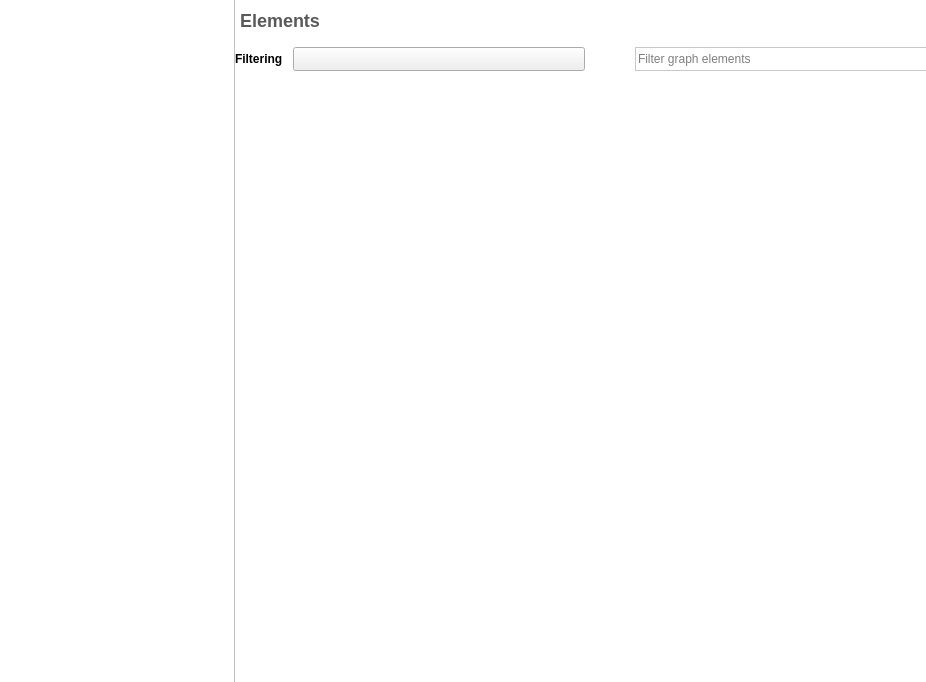
Above: plugins/view/tableview/TableView.ui from vadivelselvaraj/TulipGLImprovement before the change. Below: the same form after it.
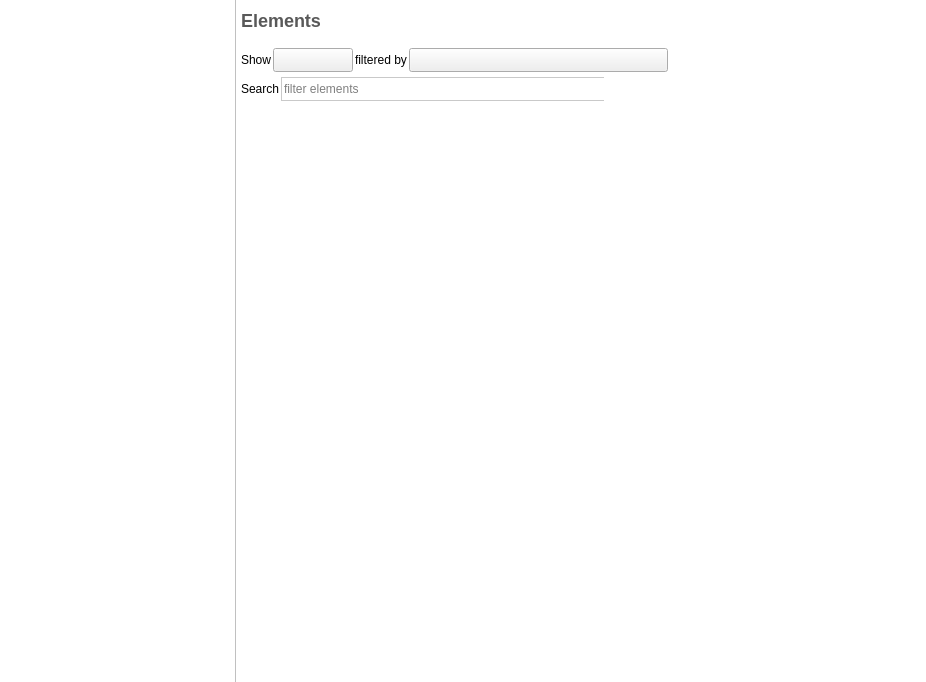
That is the form after the change. Icons and pictures are not drawn. Custom widgets are drawn as their Qt base class.

Commit message: TableView cleanup: move management of elts (nodes or edges) to display on "Elements" part

Patch:
```diff
--- a/plugins/view/tableview/TableView.ui
+++ b/plugins/view/tableview/TableView.ui
@@ -198,6 +198,62 @@
             </property>
            </widget>
           </item>
+          <item>
+           <layout class="QHBoxLayout" name="horizontalLayout_2">
+            <property name="spacing">
+             <number>2</number>
+            </property>
+            <property name="sizeConstraint">
+             <enum>QLayout::SetMinimumSize</enum>
+            </property>
+            <property name="leftMargin">
+             <number>0</number>
+            </property>
+            <property name="topMargin">
+             <number>0</number>
+            </property>
+            <item>
+             <widget class="QLabel" name="label_2">
+              <property name="text">
+               <string>Show</string>
+              </property>
+             </widget>
+            </item>
+            <item>
+             <widget class="QComboBox" name="eltTypeCombo"/>
+            </item>
+            <item>
+             <widget class="QLabel" name="filteringLabel">
+              <property name="text">
+               <string>filtered by</string>
+              </property>
+             </widget>
+            </item>
+            <item>
+             <widget class="QComboBox" name="filteringPropertyCombo">
+              <property name="sizePolicy">
+               <sizepolicy hsizetype="MinimumExpanding" vsizetype="Fixed">
+                <horstretch>0</horstretch>
+                <verstretch>0</verstretch>
+               </sizepolicy>
+              </property>
+             </widget>
+            </item>
+            <item>
+             <spacer name="horizontalSpacer_2">
+              <property name="orientation">
+               <enum>Qt::Horizontal</enum>
+              </property>
+              <property name="sizeHint" stdset="0">
+               <size>
+                <width>40</width>
+                <height>20</height>
+               </size>
+              </property>
+             </spacer>
+            </item>
+           </layout>
+          </item>
          </layout>
         </widget>
        </item>
@@ -210,7 +266,7 @@
          </property>
          <layout class="QVBoxLayout" name="verticalLayout_4">
           <property name="spacing">
-           <number>6</number>
+           <number>0</number>
           </property>
           <property name="margin">
            <number>0</number>
@@ -218,47 +274,18 @@
           <item>
            <layout class="QHBoxLayout" name="horizontalLayout">
             <property name="spacing">
-             <number>10</number>
+             <number>2</number>
+            </property>
+            <property name="leftMargin">
+             <number>5</number>
             </property>
             <item>
-             <widget class="QLabel" name="filteringLabel">
-              <property name="font">
-               <font>
-                <weight>75</weight>
-                <bold>true</bold>
-               </font>
-              </property>
+             <widget class="QLabel" name="label_3">
               <property name="text">
-               <string>Filtering</string>
+               <string>Search</string>
               </property>
              </widget>
             </item>
-            <item>
-             <widget class="QComboBox" name="filteringPropertyCombo">
-              <property name="sizePolicy">
-               <sizepolicy hsizetype="MinimumExpanding" vsizetype="Fixed">
-                <horstretch>0</horstretch>
-                <verstretch>0</verstretch>
-               </sizepolicy>
-              </property>
-             </widget>
-            </item>
-            <item>
-             <spacer name="horizontalSpacer">
-              <property name="orientation">
-               <enum>Qt::Horizontal</enum>
-              </property>
-              <property name="sizeType">
-               <enum>QSizePolicy::Fixed</enum>
-              </property>
-              <property name="sizeHint" stdset="0">
-               <size>
-                <width>40</width>
-                <height>0</height>
-               </size>
-              </property>
-             </spacer>
-            </item>
             <item>
              <widget class="ClearableLineEdit" name="filterEdit">
               <property name="minimumSize">
@@ -276,10 +303,26 @@
 border-left: 1px solid #C9C9C9;</string>
               </property>
               <property name="placeholderText">
-               <string>Filter graph elements</string>
+               <string>filter elements</string>
               </property>
              </widget>
             </item>
+            <item>
+             <spacer name="horizontalSpacer">
+              <property name="orientation">
+               <enum>Qt::Horizontal</enum>
+              </property>
+              <property name="sizeType">
+               <enum>QSizePolicy::Expanding</enum>
+              </property>
+              <property name="sizeHint" stdset="0">
+               <size>
+                <width>40</width>
+                <height>0</height>
+               </size>
+              </property>
+             </spacer>
+            </item>
            </layout>
           </item>
           <item>
```
The commit also changes 4 other files.
